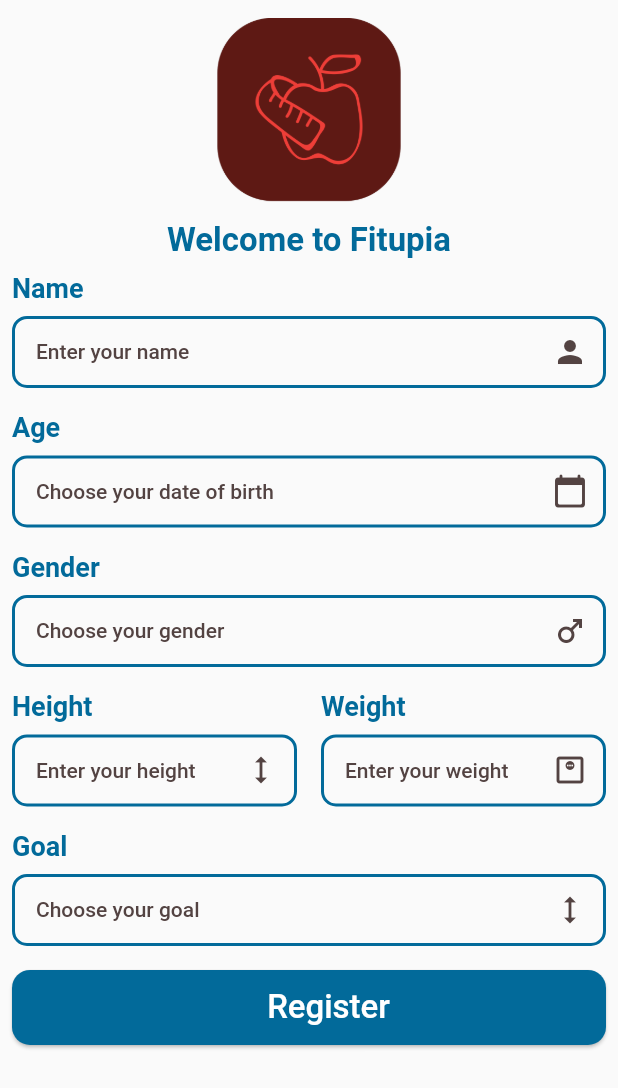
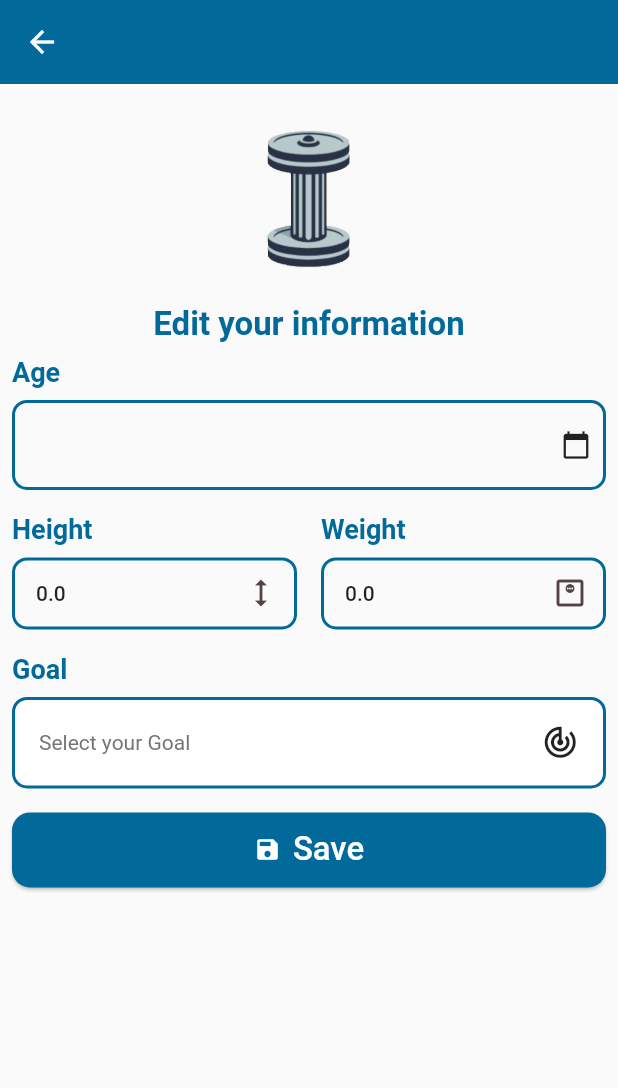
Before and after one commit to porvah/fitupia, a Flutter app: the RegistrationScreen screen opened by its route, on a phone screen of 412 x 824 dp. Shown: the top 1088 px of the screen. Run offline on Flutter 3.47's test engine with Material 2 defaults, Android fonts, the phone set to English and light mode, and no system bars; drawn by our look-alikes of animated_custom_dropdown; our stand-ins replace flutter_bloc, hive, hive_flutter, pie_chart, smooth_page_indicator, syncfusion_flutter_calendar and 1 more; accounts and stored records are empty.

Commit message:
Addint the ability for the user to edit his info. Implementing the edit at the cubit and saving it in the data base.

```diff
--- a/lib/logic/registration_cubit/registration_cubit.dart
+++ b/lib/logic/registration_cubit/registration_cubit.dart
@@ -47,4 +47,10 @@
     );
     emit(RegistrationInitial());
   }
+
+  Future<void> editUser(UserData userData) async {
+    curUser = userData;
+    await curUser.save();
+    emit(RegistrationSuccess());
+  }
 }
--- a/lib/models/user_data.dart
+++ b/lib/models/user_data.dart
@@ -5,17 +5,17 @@
 @HiveType(typeId: 0)
 class UserData extends HiveObject {
   @HiveField(0)
-  final String name;
+  String name;
   @HiveField(1)
-  final String gender;
+  String gender;
   @HiveField(2)
-  final String dateOfBirth;
+  String dateOfBirth;
   @HiveField(3)
-  final double height;
+  double height;
   @HiveField(4)
-  final double weight;
+  double weight;
   @HiveField(5)
-  final String goal;
+  String goal;
 
   UserData({
     required this.name,
@@ -26,7 +26,7 @@
     required this.goal,
   });
 
-  UserData copyWith({
+  void copyWith({
     String? name,
     String? gender,
     String? dateOfBirth,
@@ -34,13 +34,11 @@
     double? weight,
     String? goal,
   }) {
-    return UserData(
-      name: name ?? this.name,
-      gender: gender ?? this.gender,
-      dateOfBirth: dateOfBirth ?? this.dateOfBirth,
-      height: height ?? this.height,
-      weight: weight ?? this.weight,
-      goal: goal ?? this.goal,
-    );
+    this.name = name ?? this.name;
+    this.gender = gender ?? this.gender;
+    this.dateOfBirth = dateOfBirth ?? this.dateOfBirth;
+    this.height = height ?? this.height;
+    this.weight = weight ?? this.weight;
+    this.goal = goal ?? this.goal;
   }
 }
--- a/lib/presentation/helper/hand_book_category.dart
+++ b/lib/presentation/helper/hand_book_category.dart
@@ -1,5 +1,4 @@
 import 'package:first_app/presentation/screens/meals_screen.dart';
-import '../screens/encyclopedia_screen.dart';
 import '../screens/food_screen.dart';
 import '../../models/card_content.dart';
 
@@ -19,9 +18,4 @@
     imgPath: 'assets/images/diet/drinks1.png',
     routeName: MealsScreen.routeName,
   ),
-  // CardContent(
-  //   name: 'Encyclopedia',
-  //   imgPath: 'assets/images/diet/encyclopedia1.png',
-  //   routeName: EncyclopediaScreen.routeName,
-  // ),
 ];
--- a/lib/presentation/screens/registration_screen.dart
+++ b/lib/presentation/screens/registration_screen.dart
@@ -1,17 +1,58 @@
+import 'package:animated_custom_dropdown/custom_dropdown.dart';
+import 'package:first_app/presentation/screens/profile_screen.dart';
+import 'package:first_app/presentation/themes/appbar.dart';
+import 'package:first_app/presentation/widgets/custom_date_field.dart';
 import 'package:first_app/presentation/widgets/label_input_field.dart';
 import 'package:flutter/material.dart';
+import 'package:flutter_bloc/flutter_bloc.dart';
+import 'package:intl/intl.dart';
 
+import '../../logic/registration_cubit/registration_cubit.dart';
 import '../size_config/size_config.dart';
 import '../widgets/custom_button.dart';
 
-class RegistrationScreen extends StatelessWidget {
+class RegistrationScreen extends StatefulWidget {
   static const String routeName = '/registration_screen';
 
   const RegistrationScreen({super.key});
 
   @override
+  State<RegistrationScreen> createState() => _RegistrationScreenState();
+}
+
+class _RegistrationScreenState extends State<RegistrationScreen> {
+  late RegistrationCubit regCubit;
+  late TextEditingController _heightController;
+  late TextEditingController _weightController;
+  late TextEditingController _goalController;
+  late String _date;
+  final DateFormat _dateFormat = DateFormat.yMd();
+
+  @override
+  void initState() {
+    super.initState();
+
+    regCubit = BlocProvider.of<RegistrationCubit>(context);
+    _heightController = TextEditingController(
+      text: regCubit.curUser.height.toString(),
+    );
+    _weightController = TextEditingController(
+      text: regCubit.curUser.weight.toString(),
+    );
+    _goalController = TextEditingController(
+      text: regCubit.curUser.goal,
+    );
+    _date = regCubit.curUser.dateOfBirth;
+  }
+
+  @override
   Widget build(BuildContext context) {
     return Scaffold(
+      appBar: buildAppBar(
+        '',
+        Colors.white,
+        const Color.fromARGB(255, 2, 106, 154),
+      ),
       body: SafeArea(
         child: ListView(
           children: [
@@ -19,12 +60,12 @@
               margin: const EdgeInsets.all(12),
               height: SizeConfig.screenWidth * .3,
               child: Image.asset(
-                'assets/logo.png',
+                'assets/logo2.png',
                 width: SizeConfig.screenWidth * .1,
               ),
             ),
             Text(
-              'Welcome to Fitupia',
+              'Edit your information',
               style: TextStyle(
                 color: const Color.fromARGB(255, 2, 106, 154),
                 fontSize: SizeConfig.getProportionateScreenWidth(20),
@@ -32,54 +73,21 @@
               ),
               textAlign: TextAlign.center,
             ),
-            const LabelInputField(
-              title: 'Name',
-              hintText: 'Enter your name',
-              icon: Icon(Icons.person),
+            CustomDateField(
+              onTap: _changeData,
+              date: _date,
             ),
-            const LabelInputField(
-              title: 'Age',
-              hintText: 'Choose your date of birth',
-              textInputType: TextInputType.number,
-              icon: Icon(Icons.calendar_today_rounded),
-            ),
-            const LabelInputField(
-              title: 'Gender',
-              hintText: 'Choose your gender',
-              textInputType: TextInputType.number,
-              icon: Icon(Icons.male),
-            ),
-            const Row(
-              children: [
-                Expanded(
-                  child: LabelInputField(
-                    title: 'Height',
-                    hintText: 'Enter your height',
-                    icon: Icon(Icons.height),
-                  ),
-                ),
-                Expanded(
-                  child: LabelInputField(
-                    title: 'Weight',
-                    hintText: 'Enter your weight',
-                    icon: Icon(Icons.monitor_weight_outlined),
-                  ),
-                ),
-              ],
-            ),
-            const LabelInputField(
-              title: 'Goal',
-              hintText: 'Choose your goal',
-              icon: Icon(Icons.height),
-            ),
+            _buildHeightWeight(),
+            _buildGoal(),
             Padding(
               padding: const EdgeInsets.all(8.0),
               child: CustomButton(
-                title: 'Register',
+                title: 'Save',
                 backgroundColor: const Color.fromARGB(255, 2, 106, 154),
+                icon: Icons.save,
                 color: Colors.white,
                 fontSize: SizeConfig.getProportionateScreenWidth(20),
-                onPressed: () {},
+                onPressed: _updateUser,
               ),
             ),
           ],
@@ -87,4 +95,93 @@
       ),
     );
   }
+
+  Row _buildHeightWeight() {
+    return Row(
+      children: [
+        Expanded(
+          child: LabelInputField(
+            title: 'Height',
+            hintText: 'Enter your height in CM',
+            textEditingController: _heightController,
+            textInputType: TextInputType.number,
+            icon: const Icon(Icons.height),
+          ),
+        ),
+        Expanded(
+          child: LabelInputField(
+            title: 'Weight',
+            hintText: 'Enter your Weight in KG',
+            textEditingController: _weightController,
+            textInputType: TextInputType.number,
+            icon: const Icon(Icons.monitor_weight_outlined),
+          ),
+        ),
+      ],
+    );
+  }
+
+  Column _buildGoal() {
+    return Column(
+      crossAxisAlignment: CrossAxisAlignment.start,
+      children: [
+        _getTitle(),
+        Padding(
+          padding: const EdgeInsets.all(8.0),
+          child: CustomDropdown(
+            hintText: "Select your Goal",
+            items: const ['Lose Weight', 'Gain Muscles'],
+            borderSide: const BorderSide(
+              width: 2,
+              color: Color.fromARGB(255, 2, 106, 154),
+            ),
+            borderRadius: BorderRadius.circular(10.0),
+            hintStyle: TextStyle(color: Colors.grey[600]),
+            fieldSuffixIcon: const Icon(
+              Icons.track_changes_outlined,
+              size: 25,
+            ),
+            controller: _goalController,
+          ),
+        ),
+      ],
+    );
+  }
+
+  Widget _getTitle() {
+    return const Padding(
+      padding: EdgeInsets.only(left: 8.0, top: 8.0),
+      child: Text(
+        'Goal',
+        style: TextStyle(
+          fontWeight: FontWeight.bold,
+          fontSize: 18,
+          color: Color.fromARGB(255, 2, 106, 154),
+        ),
+      ),
+    );
+  }
+
+  void _changeData(DateTime value) {
+    setState(() {
+      _date = _dateFormat.format(value);
+    });
+  }
+
+  Future<void> _updateUser() async {
+    final currentData = regCubit.curUser;
+    currentData.copyWith(
+      dateOfBirth: _date,
+      goal: _goalController.text,
+      height: double.tryParse(_heightController.text),
+      weight: double.tryParse(_weightController.text),
+    );
+
+    var nav = Navigator.of(context);
+    await regCubit.editUser(currentData);
+
+    nav.pop();
+    nav.pop();
+    nav.pushNamed(ProfileScreen.routeName);
+  }
 }
--- a/lib/presentation/screens/signup3_screen.dart
+++ b/lib/presentation/screens/signup3_screen.dart
@@ -134,9 +134,11 @@
       var regCubit = BlocProvider.of<RegistrationCubit>(context);
 
       final currentData = regCubit.curUser;
-      regCubit.updateUserDate(currentData.copyWith(
+      currentData.copyWith(
         goal: _goalController.text,
-      ));
+      );
+
+      regCubit.updateUserDate(currentData);
       await regCubit.registerUser();
 
       if (regCubit.state is RegistrationSuccess) {
```
Also changed, not shown: lib/presentation/screens/profile_screen.dart (+24 -1 lines), lib/presentation/screens/signup1_screen.dart (+4 -3 lines), lib/presentation/screens/signup2_screen.dart (+4 -3 lines).
